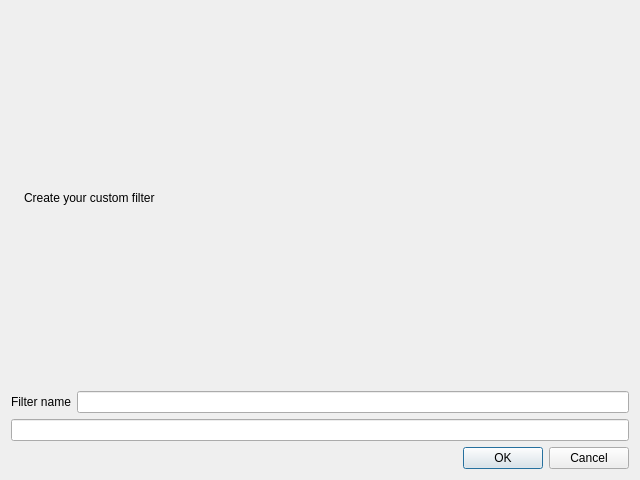
The window that gui/resources/filter_add.ui (arxsys/dff-ui) describes before a commit, drawn with Qt 5.
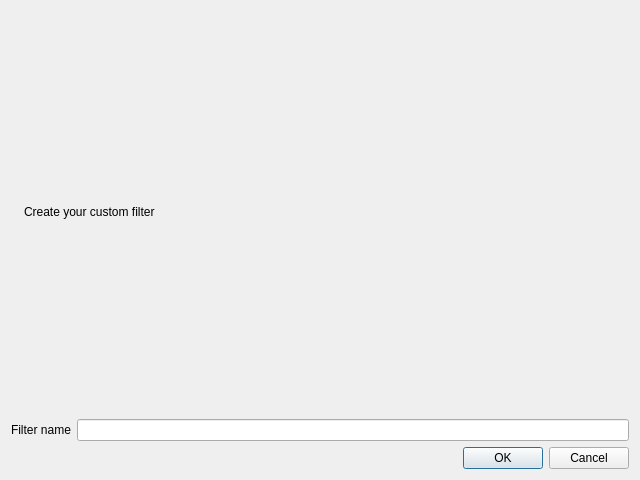
The same window after the commit. Icons and pictures are not drawn.

```diff
--- a/gui/resources/filter_add.ui
+++ b/gui/resources/filter_add.ui
@@ -13,7 +13,7 @@
   <property name="windowTitle">
    <string>Dialog</string>
   </property>
-  <layout class="QVBoxLayout" name="verticalLayout" stretch="0,0,100,0,0">
+  <layout class="QVBoxLayout" name="verticalLayout" stretch="0,0,100,0">
    <item>
     <layout class="QHBoxLayout" name="horizontalLayout" stretch="0,50">
      <item>
@@ -67,13 +67,6 @@
    <item>
     <layout class="QVBoxLayout" name="requestLayout"/>
    </item>
-   <item>
-    <layout class="QHBoxLayout" name="horizontalLayout_3">
-     <item>
-      <widget class="QLineEdit" name="filterResult"/>
-     </item>
-    </layout>
-   </item>
    <item>
     <widget class="QDialogButtonBox" name="buttonBox">
      <property name="orientation">
```
Left out of the diff: 2 changed lines with no effect on the pictures.
